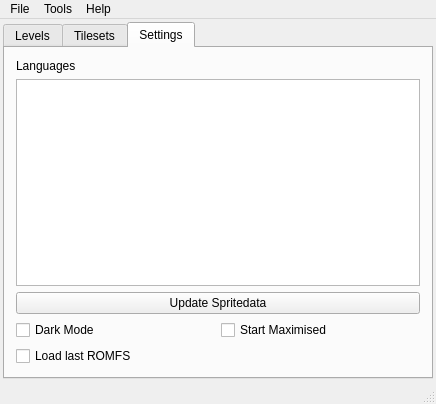
Above: mainwindow.ui from ExplosBlue/CoinKiller before the change. Below: the same form after it.
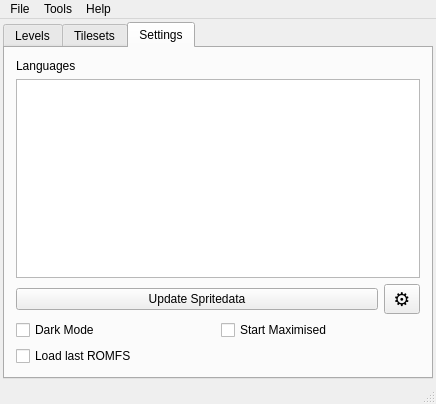
That is the form after the change. The open tabs and pages were chosen to show the change.

The edit to the form file:
```diff
--- a/mainwindow.ui
+++ b/mainwindow.ui
@@ -187,11 +187,36 @@
            <widget class="QListWidget" name="languageSelector"/>
           </item>
           <item>
+           <layout class="QHBoxLayout" name="spriteDataLayout">
+            <item>
            <widget class="QPushButton" name="updateSpriteData">
             <property name="text">
              <string>Update Spritedata</string>
             </property>
            </widget>
+            </item>
+            <item>
+             <widget class="QToolButton" name="spriteDataSettingsButton">
+              <property name="minimumSize">
+               <size>
+                <width>28</width>
+                <height>28</height>
+               </size>
+              </property>
+              <property name="font">
+               <font>
+                <pointsize>14</pointsize>
+               </font>
+              </property>
+              <property name="toolTip">
+               <string>Spritedata settings</string>
+              </property>
+              <property name="text">
+               <string>⚙</string>
+              </property>
+             </widget>
+            </item>
+           </layout>
           </item>
          </layout>
         </item>
```
Lines whose indentation alone changed are shown as unchanged.
